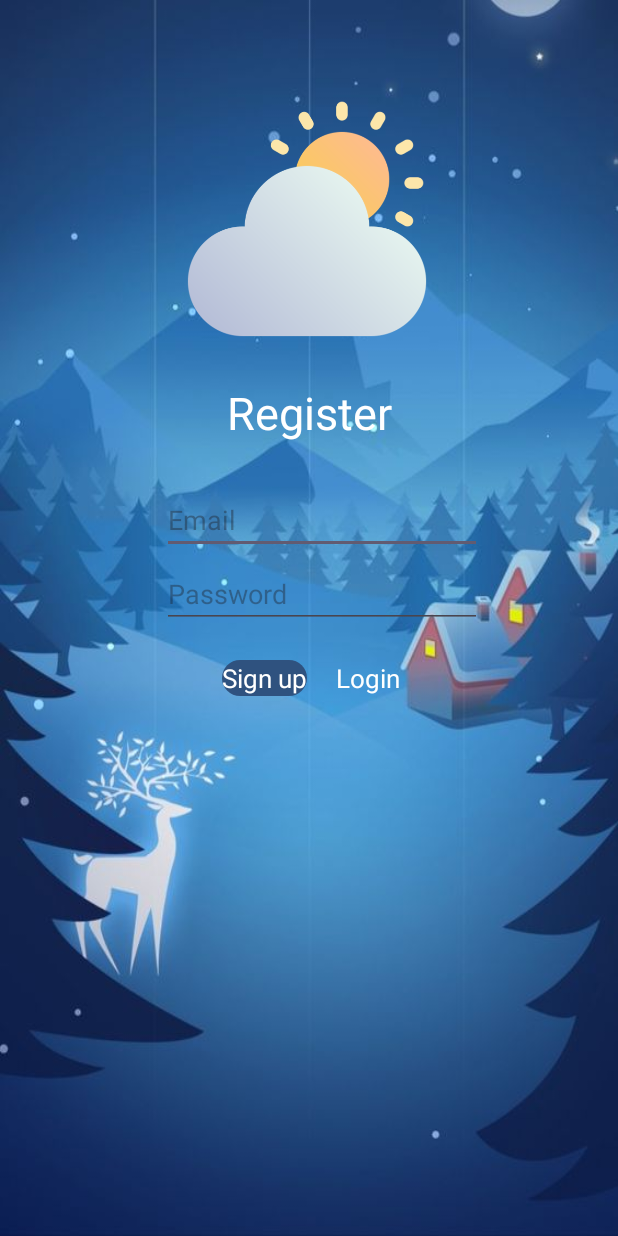
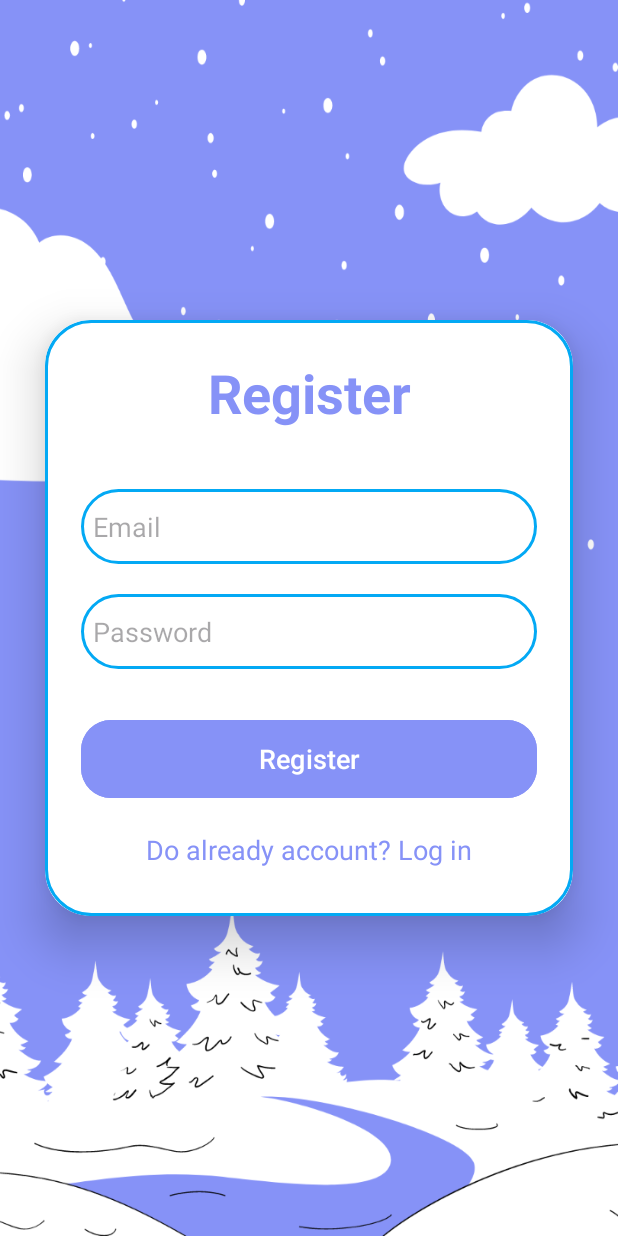
Before and after one commit to vanhioi/Weather_App, an Android app: the sign_up screen opened directly, with no data from a screen before it, on a phone screen of 412 x 824 dp. Run offline under Robolectric (Android 15) with nearby library versions, the phone set to English and light mode, and no system bars; our stand-ins replace Firebase (no records; nobody signed in at launch, a user with empty details on screens opened directly); network calls fail.

Commit message:
Done logn in,register

```diff
--- a/app/build.gradle.kts
+++ b/app/build.gradle.kts
@@ -44,4 +44,6 @@ dependencies {
     implementation("com.google.android.gms:play-services-maps:18.2.0")
     implementation(libs.picasso)
     implementation(libs.volley)
+    implementation("com.google.firebase:firebase-auth")
+    implementation(platform("com.google.firebase:firebase-bom:33.1.1"))
 }
--- a/app/src/main/AndroidManifest.xml
+++ b/app/src/main/AndroidManifest.xml
@@ -31,7 +31,6 @@
             android:exported="true" >
             <intent-filter>
                 <action android:name="android.intent.action.MAIN" />
-
                 <category android:name="android.intent.category.LAUNCHER" />
             </intent-filter>
         </activity>
--- a/app/src/main/java/com/example/weather_app/Activitis/sign_up.java
+++ b/app/src/main/java/com/example/weather_app/Activitis/sign_up.java
@@ -26,7 +26,7 @@ import com.google.firebase.auth.FirebaseUser;
 public class sign_up extends AppCompatActivity {
 
     EditText edtEmail, edtPassword ;
-    TextView txtSignup,txtLogin ;
+    TextView btnSignup,txtLogin ;
     FirebaseAuth mAuth;
     ProgressBar progressBar;
 
@@ -50,7 +50,7 @@ public class sign_up extends AppCompatActivity {
         mAuth = FirebaseAuth.getInstance();
         edtEmail = findViewById(R.id.edtEmail);
         edtPassword = findViewById(R.id.edtPassword);
-        txtSignup = findViewById(R.id.txtSignup);
+        btnSignup = findViewById(R.id.btnSignup);
         progressBar = findViewById(R.id.progressBar);
         txtLogin = findViewById(R.id.txtLogin);
 
@@ -62,7 +62,7 @@ public class sign_up extends AppCompatActivity {
                 finish();
             }
         });
-        txtSignup.setOnClickListener(new View.OnClickListener() {
+        btnSignup.setOnClickListener(new View.OnClickListener() {
             @Override
             public void onClick(View v) {
                 progressBar.setVisibility(View.VISIBLE);
--- /dev/null
+++ b/app/src/main/res/drawable/custom_edittext.xml
@@ -0,0 +1,10 @@
+<?xml version="1.0" encoding="utf-8"?>
+<shape xmlns:android="http://schemas.android.com/apk/res/android"
+    android:shape="rectangle">
+
+    <stroke
+        android:width="2dp"
+        android:color="#03A9F4"/>
+    <corners
+        android:radius="30dp"/>
+</shape>
--- a/app/src/main/res/layout/activity_sign_up.xml
+++ b/app/src/main/res/layout/activity_sign_up.xml
@@ -1,55 +1,84 @@
 <?xml version="1.0" encoding="utf-8"?>
-<androidx.constraintlayout.widget.ConstraintLayout xmlns:android="http://schemas.android.com/apk/res/android"
+<LinearLayout
+    xmlns:android="http://schemas.android.com/apk/res/android"
     xmlns:app="http://schemas.android.com/apk/res-auto"
     xmlns:tools="http://schemas.android.com/tools"
     android:layout_width="match_parent"
     android:layout_height="match_parent"
-    android:background="@drawable/background4">
+    android:orientation="vertical"
+    android:gravity="center"
+    android:background="@drawable/background6"
+    tools:context=".Activitis.sign_up">
 
-    <ImageView
-        android:id="@+id/imageView6"
-        android:layout_width="wrap_content"
+    <androidx.cardview.widget.CardView
+        android:layout_width="match_parent"
         android:layout_height="wrap_content"
-        android:layout_marginStart="124dp"
-        android:layout_marginTop="64dp"
-        android:src="@drawable/cloudy_sunny"
-        app:layout_constraintStart_toStartOf="parent"
-        app:layout_constraintTop_toTopOf="parent" />
+        android:layout_margin="30dp"
+        app:cardCornerRadius="30dp"
+        app:cardElevation="20dp">
+
+        <LinearLayout
+            android:layout_width="match_parent"
+            android:layout_height="wrap_content"
+            android:orientation="vertical"
+            android:layout_gravity="center_horizontal"
+            android:padding="24dp"
+            android:background="@drawable/custom_edittext">
 
             <TextView
-        android:layout_width="wrap_content"
+                android:layout_width="match_parent"
                 android:layout_height="wrap_content"
-        android:textColor="#FFFFFF"
                 android:text="Register"
-        android:textSize="30sp"
-        app:layout_constraintBottom_toTopOf="@+id/edtEmail"
-        app:layout_constraintEnd_toEndOf="parent"
-        app:layout_constraintStart_toStartOf="parent"
-        app:layout_constraintTop_toBottomOf="@+id/imageView6" />
+                android:textSize="36sp"
+                android:textAlignment="center"
+                android:textStyle="bold"
+                android:textColor="@color/lavender"/>
 
             <EditText
                 android:id="@+id/edtEmail"
-        android:layout_width="wrap_content"
-        android:layout_height="wrap_content"
-        android:layout_marginStart="108dp"
-        android:layout_marginTop="324dp"
-        android:ems="10"
+                android:layout_width="match_parent"
+                android:layout_height="50dp"
+                android:layout_marginTop="40dp"
+                android:background="@drawable/custom_edittext"
+
+                android:drawablePadding="8dp"
                 android:hint="Email"
-        android:inputType="text"
-        app:layout_constraintStart_toStartOf="parent"
-        app:layout_constraintTop_toTopOf="parent" />
+                android:padding="8dp"
+                android:textColor="@color/black" />
 
             <EditText
                 android:id="@+id/edtPassword"
+                android:layout_width="match_parent"
+                android:layout_height="50dp"
+                android:background="@drawable/custom_edittext"
+                android:layout_marginTop="20dp"
+                android:padding="8dp"
+                android:hint="Password"
+                android:inputType="textPassword"
+
+                android:drawablePadding="8dp"
+                android:textColor="@color/black"/>
+
+            <Button
+                android:id="@+id/btnSignup"
+                android:layout_width="match_parent"
+                android:layout_height="60dp"
+                android:text="Register"
+                android:textSize="18sp"
+                android:layout_marginTop="30dp"
+                android:backgroundTint="@color/lavender"
+                app:cornerRadius = "20dp"/>
+
+            <TextView
+                android:id="@+id/txtLogin"
                 android:layout_width="wrap_content"
                 android:layout_height="wrap_content"
-        android:layout_marginStart="108dp"
-        android:layout_marginTop="4dp"
-        android:ems="10"
-        android:hint="Password"
-        android:inputType="textPassword"
-        app:layout_constraintStart_toStartOf="parent"
-        app:layout_constraintTop_toBottomOf="@+id/edtEmail" />
+                android:layout_gravity="center"
+                android:layout_marginTop="10dp"
+                android:padding="8dp"
+                android:text="Do already account? Log in"
+                android:textColor="@color/lavender"
+                android:textSize="18sp" />
 
             <ProgressBar
                 android:id="@+id/progressBar"
@@ -58,30 +87,8 @@
                 android:layout_height="wrap_content"
                 tools:ignore="MissingConstraints" />
 
-    <TextView
-        android:id="@+id/txtLogin"
-        android:layout_width="wrap_content"
-        android:layout_height="wrap_content"
-        android:layout_marginStart="224dp"
-        android:layout_marginTop="440dp"
-        android:text="Login"
-        android:textColor="#FFFFFF"
-        android:textSize="17sp"
-        app:layout_constraintStart_toStartOf="parent"
-        app:layout_constraintTop_toTopOf="parent" />
+        </LinearLayout>
 
-    <TextView
-        android:id="@+id/txtSignup"
-        android:layout_width="wrap_content"
-        android:layout_height="wrap_content"
-        android:layout_marginStart="148dp"
-        android:layout_marginTop="440dp"
-        android:background="@drawable/background2"
-        android:text="Sign up"
-        android:textColor="#FFFFFF"
-        android:textSize="17sp"
-        app:layout_constraintStart_toStartOf="parent"
-        app:layout_constraintTop_toTopOf="parent" />
+    </androidx.cardview.widget.CardView>
 
-
-</androidx.constraintlayout.widget.ConstraintLayout>
+</LinearLayout>
--- a/app/src/main/res/values/colors.xml
+++ b/app/src/main/res/values/colors.xml
@@ -2,4 +2,5 @@
 <resources>
     <color name="black">#FF000000</color>
     <color name="white">#FFFFFFFF</color>
+    <color name="lavender">#8692f7</color>
 </resources>
```
Also changed, not shown: app/src/main/java/com/example/weather_app/Activitis/FutureActivity.java (+12 -9 lines), app/src/main/java/com/example/weather_app/Activitis/sign_in.java (+6 -6 lines), app/src/main/res/drawable/createlavender_border.xml (added, +12 -0 lines), app/src/main/res/layout/activity_sign_in.xml (+66 -58 lines), app/src/main/res/drawable-xhdpi/background6.png (added). Lines whose indentation alone changed are shown as unchanged.
